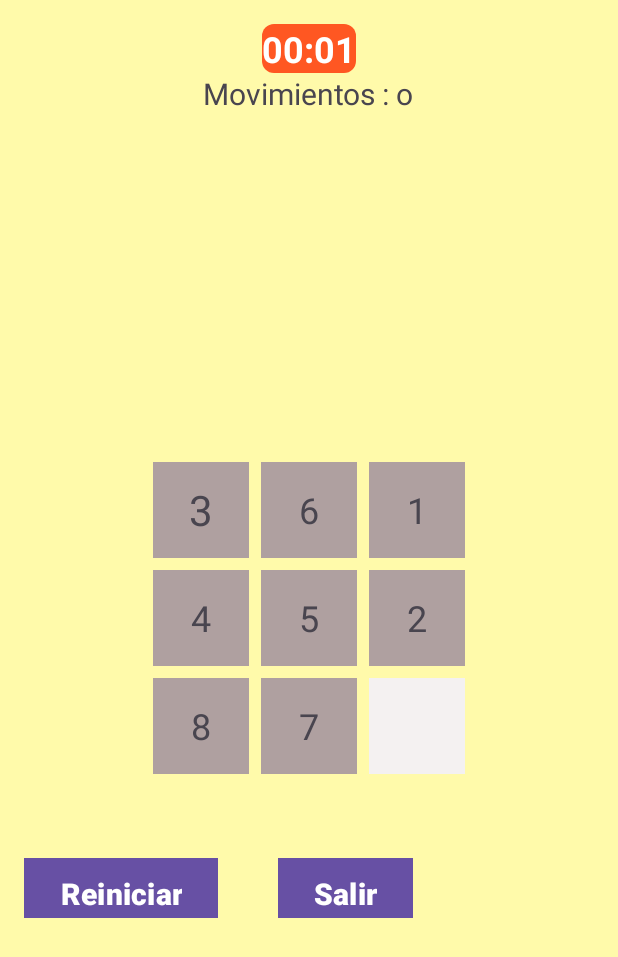
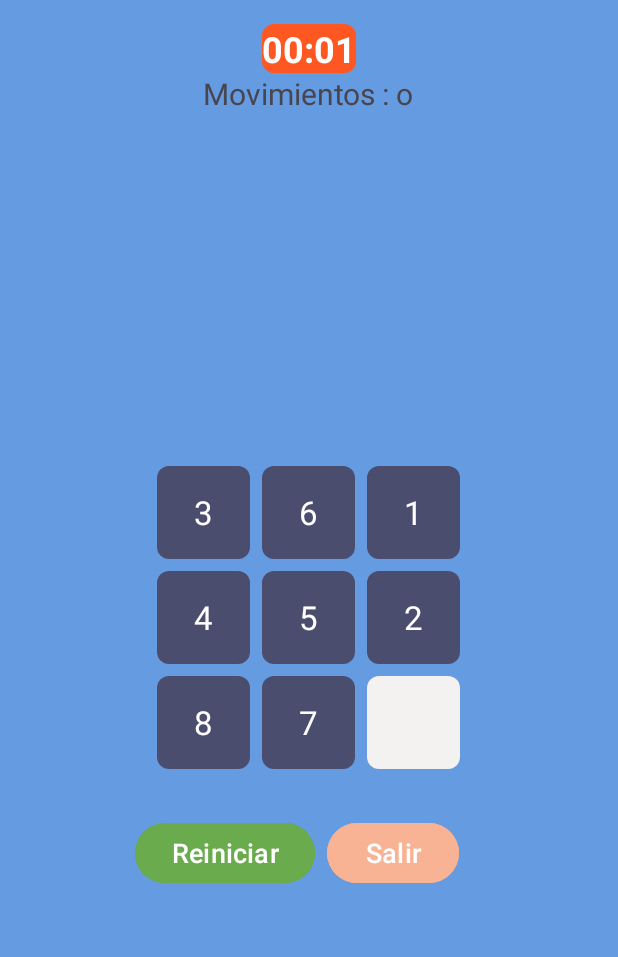
Before and after one commit to sergioguachalla/android-puzzle, an Android app: the fragment LevelOneFragment placed in its activity, on a phone screen of 412 x 824 dp. Shown: the top 957 px of the screen. Run offline under Robolectric (Android 15) with nearby library versions, the phone set to English and light mode, and no system bars.

Commit message:
fixed empty tile background when swapping

```diff
--- a/app/src/main/java/com/example/puzzle/LevelOneFragment.java
+++ b/app/src/main/java/com/example/puzzle/LevelOneFragment.java
@@ -118,10 +118,11 @@ public class LevelOneFragment extends Fragment {
         if (isValidMove(row, col)) {
             String text = textViews[row][col].getText().toString();
             Drawable background = textViews[row][col].getBackground();
+            Drawable emptyBackground = textViews[emptyRow][emptyCol].getBackground();
             textViews[emptyRow][emptyCol].setText(text);
             textViews[row][col].setText(null);
             textViews[emptyRow][emptyCol].setBackground(background);
-            textViews[row][col].setBackground(null);
+            textViews[row][col].setBackground(emptyBackground);
             emptyRow = row;
             emptyCol = col;
 
@@ -177,7 +178,6 @@ public class LevelOneFragment extends Fragment {
 
         int emptyPosition = emptyRow * 3 + emptyCol;
 
-        // Realiza la mezcla aleatoria, pero limita la cantidad de intentos para evitar bloqueos
         int attempts = 0;
         final int MAX_ATTEMPTS = 1000;
         do {
@@ -186,8 +186,7 @@ public class LevelOneFragment extends Fragment {
         } while ((!isSolvable(positions) || positions.indexOf(emptyPosition) != positions.size() - 1) && attempts < MAX_ATTEMPTS);
 
         if (attempts >= MAX_ATTEMPTS) {
-            // Manejar aquí la situación si la mezcla no puede generar una solución después de muchos intentos
-            // Por ejemplo, podrías mostrar un mensaje de error al usuario
+            getActivity().getSupportFragmentManager().beginTransaction().replace(R.id.fragment_container, new HomeFragment()).commit();
             return;
         }
 
--- /dev/null
+++ b/app/src/main/res/drawable/empty_tile_background.xml
@@ -0,0 +1,7 @@
+<?xml version="1.0" encoding="utf-8"?>
+<shape xmlns:android="http://schemas.android.com/apk/res/android">
+    <solid android:color="#F4F1F1" /> <!-- Color de fondo -->
+    <corners android:radius="8dp" /> <!-- Bordes redondeados -->
+
+
+</shape>
--- /dev/null
+++ b/app/src/main/res/drawable/rounded_button_background.xml
@@ -0,0 +1,5 @@
+<?xml version="1.0" encoding="utf-8"?>
+<shape xmlns:android="http://schemas.android.com/apk/res/android">
+    <solid android:color="#69AB4D" /> <!-- Cambia el color de fondo -->
+    <corners android:radius="40dp" /> <!-- Cambia el radio para ajustar la redondez -->
+</shape>
--- a/app/src/main/res/layout/fragment_level_one.xml
+++ b/app/src/main/res/layout/fragment_level_one.xml
@@ -4,7 +4,7 @@
     android:layout_width="match_parent"
     android:layout_height="match_parent"
     tools:context=".LevelOneFragment"
-    android:background="#fffaaa"
+    android:background="#659BE0"
     android:orientation="vertical"
     android:layout_centerInParent="true"
     >
@@ -45,148 +45,74 @@
         android:layout_width="wrap_content"
         android:layout_height="wrap_content"
         android:layout_centerInParent="true"
+        android:layout_marginLeft="80dp"
         android:columnCount="3"
         android:padding="28dp"
-        android:rowCount="3"
-        android:layout_marginLeft="80dp">
+        android:rowCount="3">
 
 
         <TextView
             android:id="@+id/textView00"
-            android:layout_width="64dp"
-            android:layout_height="64dp"
-            android:layout_row="0"
-            android:layout_rowWeight="1"
-            android:layout_column="0"
-            android:layout_columnWeight="1"
-            android:layout_margin="4dp"
-            android:gravity="center"
-            android:background="#afa0a0"
-            android:textSize="28dp"
-            android:text="1" />
+            style="@style/PuzzleTile"
+            android:text="1"
+          />
 
         <TextView
             android:id="@+id/textView01"
-            android:layout_width="64dp"
-            android:layout_height="64dp"
-            android:layout_row="0"
-            android:layout_rowWeight="1"
-            android:layout_column="1"
-            android:layout_columnWeight="1"
-            android:gravity="center"
-            android:layout_margin="4dp"
-            android:textSize="24dp"
-            android:background="#afa0a0"
-
+            style="@style/PuzzleTile"
             android:text="2" />
 
 
         <TextView
             android:id="@+id/textView02"
-            android:layout_width="64dp"
-            android:layout_height="64dp"
-            android:layout_row="0"
-            android:layout_rowWeight="1"
-            android:layout_column="2"
-            android:layout_columnWeight="1"
-            android:gravity="center"
-            android:layout_margin="4dp"
-            android:background="#afa0a0"
+            style="@style/PuzzleTile"
 
-            android:textSize="24dp"
             android:text="3" />
 
         <TextView
             android:id="@+id/textView10"
-            android:layout_width="64dp"
-            android:layout_height="64dp"
-            android:layout_row="1"
-            android:layout_rowWeight="1"
-            android:layout_column="0"
-            android:layout_columnWeight="1"
-            android:background="#afa0a0"
-            android:gravity="center"
-            android:layout_margin="4dp"
-            android:textSize="24dp"
+            style="@style/PuzzleTile"
+
             android:text="4" />
 
 
         <TextView
             android:id="@+id/textView11"
-            android:layout_width="64dp"
-            android:layout_height="64dp"
-            android:layout_row="1"
-            android:layout_rowWeight="1"
-            android:layout_column="1"
-            android:layout_columnWeight="1"
-            android:gravity="center"
-            android:background="#afa0a0"
+            style="@style/PuzzleTile"
 
-            android:layout_margin="4dp"
-            android:textSize="24dp"
-            android:text="5" />
+            android:text="5"
+      />
 
         <TextView
             android:id="@+id/textView12"
-            android:layout_width="50dp"
-            android:layout_height="50dp"
-            android:layout_row="1"
-            android:layout_rowWeight="1"
-            android:layout_column="2"
-            android:layout_columnWeight="1"
-            android:gravity="center"
-            android:background="#afa0a0"
+            style="@style/PuzzleTile"
 
-            android:layout_margin="4dp"
-            android:textSize="24dp"
-            android:text="6" />
+            android:text="6"
+/>
 
 
         <TextView
             android:id="@+id/textView20"
-            android:layout_width="64dp"
-            android:layout_height="64dp"
-            android:layout_row="2"
-            android:layout_rowWeight="1"
-            android:layout_column="0"
-            android:layout_columnWeight="1"
-            android:gravity="center"
-            android:layout_margin="4dp"
-            android:background="#afa0a0"
+            style="@style/PuzzleTile"
 
-            android:textSize="24dp"
-            android:text="7" />
+            android:text="7"
+             />
 
 
         <TextView
             android:id="@+id/textView21"
-            android:layout_width="50dp"
-            android:layout_height="50dp"
-            android:layout_row="2"
-            android:layout_rowWeight="1"
-            android:layout_column="1"
-            android:layout_columnWeight="1"
-            android:gravity="center"
-            android:layout_margin="4dp"
-            android:textSize="24dp"
-            android:background="#afa0a0"
-            android:text="8" />
+            style="@style/PuzzleTile"
+
+            android:text="8"
+/>
 
         <TextView
             android:id="@+id/textView22"
-            android:layout_width="50dp"
-            android:layout_height="50dp"
-            android:layout_row="2"
-            android:layout_rowWeight="1"
-            android:layout_column="2"
-            android:layout_columnWeight="1"
-            android:gravity="center"
-            android:layout_margin="4dp"
-            android:textSize="24dp"
-            android:background="#F4F1F1"
+            style="@style/EmptyPuzzleTile"
+            android:textColor="#ffffff"
+            android:text=""
 
-
-            android:text="" />
+     />
 
 
     </GridLayout>
@@ -195,34 +121,32 @@
         android:layout_height="wrap_content"
         android:gravity="center"
         android:layout_below="@+id/gridLayout"
+        android:weightSum="2"
+        android:layout_centerHorizontal="true"
         >
         <Button
             android:id="@+id/btReset"
             android:layout_width="wrap_content"
             android:layout_height="wrap_content"
             android:text="Reiniciar"
-            android:textSize="20sp"
-            android:layout_marginTop="16dp"
-            android:layout_marginLeft="16dp"
-            android:layout_marginRight="16dp"
-            android:background="#ff0000"
+
+            android:textSize="18sp"
+            android:backgroundTint="#69AB4D"
             android:textColor="#ffffff"
-            android:textStyle="bold"
-            />
+            android:layout_weight="1" />
 
         <Button
             android:id="@+id/btExit"
             android:layout_width="wrap_content"
             android:layout_height="wrap_content"
             android:text="Salir"
-            android:textSize="20sp"
-            android:layout_marginTop="16dp"
-            android:layout_marginLeft="24dp"
-            android:layout_marginRight="16dp"
-            android:background="#ff0000"
+            android:textSize="18sp"
+            android:layout_marginStart="8dp"
+            android:layout_marginEnd="16dp"
+            android:backgroundTint="#F7B394"
             android:textColor="#ffffff"
-            android:textStyle="bold"
-            />
+            android:layout_weight="1" />
+
 
     </LinearLayout>
 
--- a/app/src/main/res/values/styles.xml
+++ b/app/src/main/res/values/styles.xml
@@ -11,4 +11,8 @@
         <item name="android:gravity">center</item>
     </style>
 
+    <style name="EmptyPuzzleTile" parent="PuzzleTile">
+        <item name="android:textColor">#000000</item> <!-- Cambia el color del texto a negro -->
+        <item name="android:background">@drawable/empty_tile_background</item>
+    </style>
 </resources>
--- a/build.gradle.kts
+++ b/build.gradle.kts
@@ -1,4 +1,4 @@
 // Top-level build file where you can add configuration options common to all sub-projects/modules.
 plugins {
-    id("com.android.application") version "8.0.2" apply false
+    id("com.android.application") version "8.1.0" apply false
 }
```
